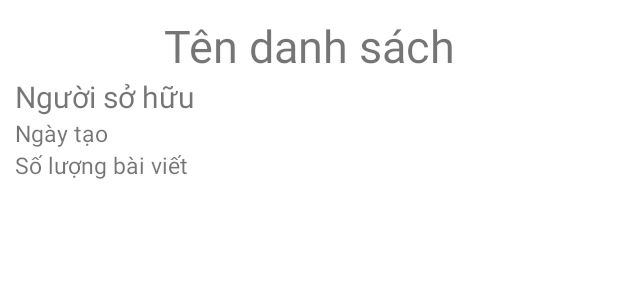
After one commit to vinhcotam/Idea-Food, an Android app: the layout lv_myds.xml on its own in the app's theme, with its tools: preview values and no code run, on a phone screen of 412 x 824 dp. The commit adds this screen. Shown: the top 300 px of the screen. Run offline under Robolectric (Android 15) with nearby library versions, the phone set to English and light mode, and no system bars.

Commit message:
up code myds

```diff
--- a/app/src/main/AndroidManifest.xml
+++ b/app/src/main/AndroidManifest.xml
@@ -12,6 +12,12 @@
         android:roundIcon="@mipmap/ic_launcher_round"
         android:supportsRtl="true"
         android:theme="@style/Theme.IdeaFood">
+        <activity
+            android:name=".MyDSDetail"
+            android:exported="false" />
+        <activity
+            android:name=".MyDS"
+            android:exported="false" />
         <activity
             android:name=".Dsachtest"
             android:exported="false" />
--- a/app/src/main/java/com/example/ideafood/DetailPost.java
+++ b/app/src/main/java/com/example/ideafood/DetailPost.java
@@ -244,7 +244,7 @@ public class DetailPost extends AppCompatActivity {
                 vv_videodp.setMediaController(new MediaController(DetailPost.this));
                 Log.d("video",uri.toString());
                 vv_videodp.setVideoURI(uri);
-                vv_videodp.start();
+//                vv_videodp.start();
             }
         });
     }
--- a/app/src/main/java/com/example/ideafood/Homepage.java
+++ b/app/src/main/java/com/example/ideafood/Homepage.java
@@ -175,10 +175,11 @@ public class Homepage extends AppCompatActivity {
                     return  true;
                 }
                 if(item.getItemId()==R.id.nav_dsxemsau){
-                    Intent intent = new Intent(Homepage.this, Dsachtest.class);
+                    Intent intent = new Intent(Homepage.this, MyDS.class);
                     Bundle bundle = new Bundle();
                     bundle.putString("username", username);
                     intent.putExtras(bundle);
+                    startActivity(intent);
                     return true;
                 }
                 return false;
--- /dev/null
+++ b/app/src/main/res/layout/lv_myds.xml
@@ -0,0 +1,42 @@
+<?xml version="1.0" encoding="utf-8"?>
+<LinearLayout xmlns:android="http://schemas.android.com/apk/res/android"
+    android:layout_width="match_parent"
+    android:orientation="vertical"
+    android:padding="10dp"
+    android:layout_height="match_parent">
+    <LinearLayout
+        android:layout_width="match_parent"
+        android:orientation="vertical"
+        android:layout_height="wrap_content">
+        <TextView
+            android:layout_width="match_parent"
+            android:text="Tên danh sách"
+            android:id="@+id/tv_name_mydsach"
+            android:textSize="30dp"
+            android:gravity="center_horizontal"
+            android:layout_height="wrap_content">
+        </TextView>
+        <TextView
+            android:text="Người sở hữu"
+            android:textSize="20dp"
+            android:id="@+id/tv_user_mydsach"
+            android:layout_width="match_parent"
+            android:layout_height="wrap_content">
+        </TextView>
+        <TextView
+            android:text="Ngày tạo"
+            android:textSize="15dp"
+            android:id="@+id/tv_date_mydsach"
+            android:layout_width="match_parent"
+            android:layout_height="wrap_content">
+        </TextView>
+        <TextView
+            android:text="Số lượng bài viết"
+            android:textSize="15dp"
+            android:id="@+id/tv_sl_mydsach"
+            android:layout_width="match_parent"
+            android:layout_height="wrap_content">
+        </TextView>
+    </LinearLayout>
+
+</LinearLayout>
```
Also changed, not shown: app/src/main/java/com/example/ideafood/Adapter/MyDSAdapter.java (added, +55 -0 lines), app/src/main/java/com/example/ideafood/Dsachtest.java (+5 -4 lines), app/src/main/java/com/example/ideafood/MyDS.java (added, +86 -0 lines), app/src/main/java/com/example/ideafood/MyDSDetail.java (added, +20 -0 lines), app/src/main/res/layout/activity_my_ds.xml (added, +20 -0 lines), app/src/main/res/layout/activity_my_dsdetail.xml (added, +9 -0 lines).
